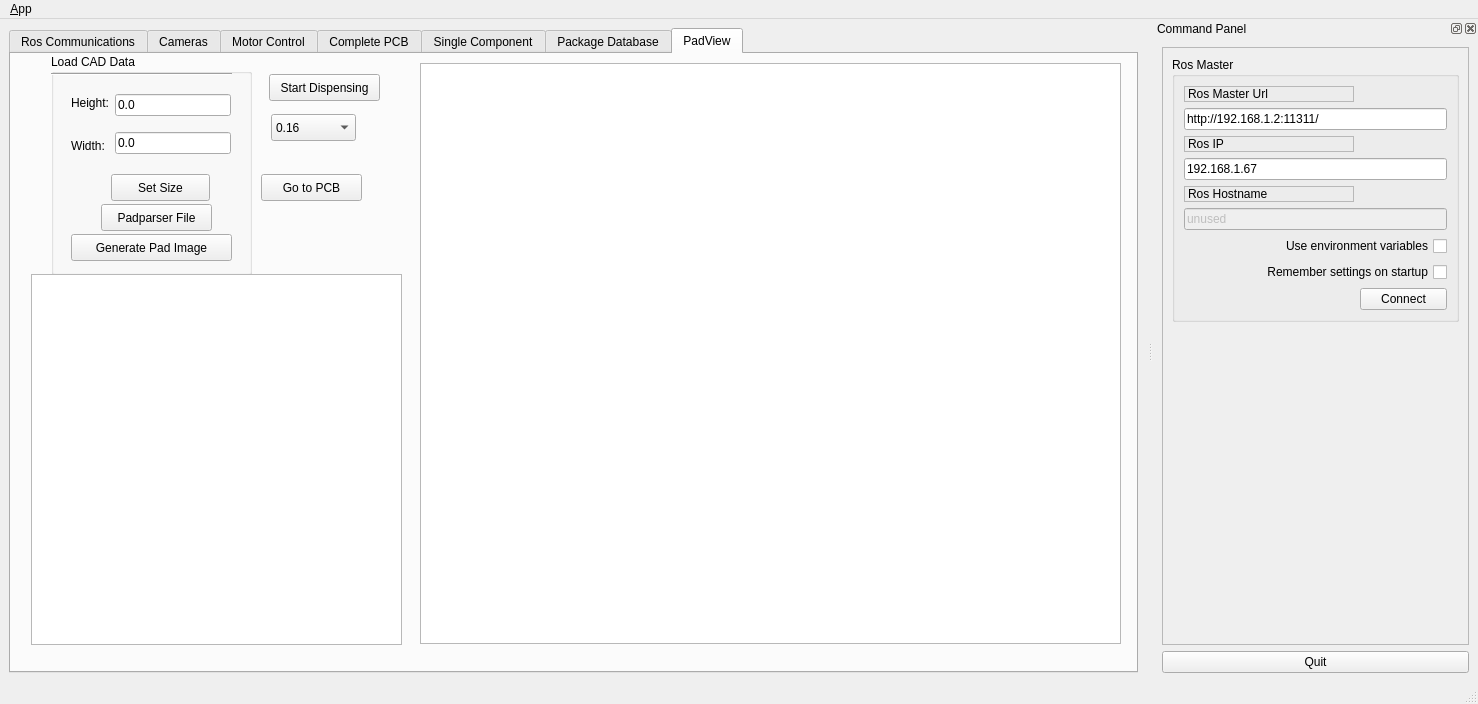
This is pap_gui/ui/main_window.ui in JohanVer/PAP2015 as Qt 5 draws it before an edit. The edited form follows.
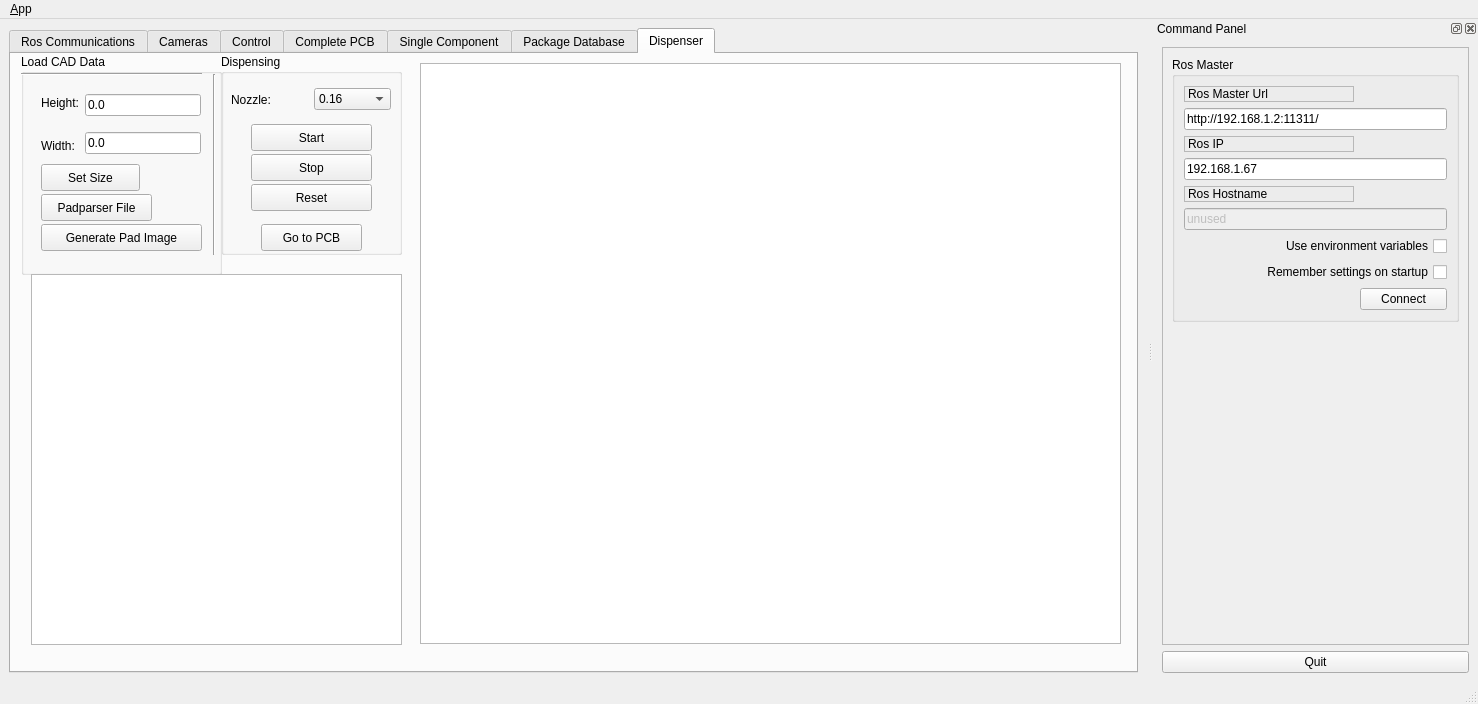
This is the edited form. The open tabs and pages were chosen to show the change. Icons and pictures are not drawn. Custom widgets are drawn as their Qt base class.

Commit message: added exclude function for pads, pause and stop buttons

```diff
--- a/pap_gui/ui/main_window.ui
+++ b/pap_gui/ui/main_window.ui
@@ -653,7 +653,7 @@
       </widget>
       <widget class="QWidget" name="tab_2">
        <attribute name="title">
-        <string>Motor Control</string>
+        <string>Control</string>
        </attribute>
        <widget class="QWidget" name="horizontalLayoutWidget_2">
         <property name="geometry">
@@ -3898,12 +3898,12 @@
       </widget>
       <widget class="QWidget" name="tab_5">
        <attribute name="title">
-        <string>PadView</string>
+        <string>Dispenser</string>
        </attribute>
        <widget class="QGroupBox" name="groupBox_17">
         <property name="geometry">
          <rect>
-          <x>40</x>
+          <x>10</x>
           <y>0</y>
           <width>201</width>
           <height>221</height>
@@ -3963,8 +3963,8 @@
         <widget class="QPushButton" name="padViewSetSize_button">
          <property name="geometry">
           <rect>
-           <x>60</x>
-           <y>120</y>
+           <x>20</x>
+           <y>110</y>
            <width>99</width>
            <height>27</height>
           </rect>
@@ -3989,8 +3989,8 @@
         <widget class="QPushButton" name="inputPad_Button">
          <property name="geometry">
           <rect>
-           <x>50</x>
-           <y>150</y>
+           <x>20</x>
+           <y>140</y>
            <width>111</width>
            <height>27</height>
           </rect>
@@ -4003,7 +4003,7 @@
          <property name="geometry">
           <rect>
            <x>20</x>
-           <y>180</y>
+           <y>170</y>
            <width>161</width>
            <height>27</height>
           </rect>
@@ -4033,28 +4033,76 @@
          </rect>
         </property>
        </widget>
+       <widget class="Line" name="line_28">
+        <property name="geometry">
+         <rect>
+          <x>193</x>
+          <y>20</y>
+          <width>20</width>
+          <height>181</height>
+         </rect>
+        </property>
+        <property name="orientation">
+         <enum>Qt::Vertical</enum>
+        </property>
+       </widget>
+       <widget class="QGroupBox" name="groupBox_22">
+        <property name="geometry">
+         <rect>
+          <x>210</x>
+          <y>0</y>
+          <width>181</width>
+          <height>201</height>
+         </rect>
+        </property>
+        <property name="title">
+         <string>Dispensing</string>
+        </property>
        <widget class="QPushButton" name="startDispense_button">
         <property name="geometry">
          <rect>
-          <x>258</x>
-          <y>20</y>
-          <width>111</width>
+           <x>30</x>
+           <y>70</y>
+           <width>121</width>
           <height>27</height>
          </rect>
         </property>
         <property name="text">
-         <string>Start Dispensing</string>
-        </property>
-       </widget>
+          <string>Start</string>
+         </property>
+        </widget>
+        <widget class="QPushButton" name="goToPCBButton">
+         <property name="geometry">
+          <rect>
+           <x>40</x>
+           <y>170</y>
+           <width>101</width>
+           <height>27</height>
+          </rect>
+         </property>
+         <property name="text">
+          <string>Go to PCB</string>
+         </property>
+        </widget>
+        <widget class="QWidget" name="horizontalLayoutWidget_11">
+         <property name="geometry">
+          <rect>
+           <x>10</x>
+           <y>30</y>
+           <width>160</width>
+           <height>31</height>
+          </rect>
+         </property>
+         <layout class="QHBoxLayout" name="horizontalLayout_15">
+          <item>
+           <widget class="QLabel" name="label_23">
+            <property name="text">
+             <string>Nozzle:</string>
+            </property>
+           </widget>
+          </item>
+          <item>
        <widget class="QComboBox" name="nozzleDispCombo">
-        <property name="geometry">
-         <rect>
-          <x>260</x>
-          <y>60</y>
-          <width>85</width>
-          <height>27</height>
-         </rect>
-        </property>
         <item>
          <property name="text">
           <string>0.16</string>
@@ -4081,18 +4129,35 @@
          </property>
         </item>
        </widget>
-       <widget class="QPushButton" name="goToPCBButton">
+          </item>
+         </layout>
+        </widget>
+        <widget class="QPushButton" name="stopDispense_button">
         <property name="geometry">
          <rect>
-          <x>250</x>
-          <y>120</y>
-          <width>101</width>
+           <x>30</x>
+           <y>100</y>
+           <width>121</width>
           <height>27</height>
          </rect>
         </property>
         <property name="text">
-         <string>Go to PCB</string>
-        </property>
+          <string>Stop</string>
+         </property>
+        </widget>
+        <widget class="QPushButton" name="resetDispense_button">
+         <property name="geometry">
+          <rect>
+           <x>30</x>
+           <y>130</y>
+           <width>121</width>
+           <height>27</height>
+          </rect>
+         </property>
+         <property name="text">
+          <string>Reset</string>
+         </property>
+        </widget>
        </widget>
       </widget>
      </widget>
```
Left out of the diff: 2 changed lines with no effect on the pictures. Lines whose indentation alone changed are shown as unchanged. The commit also changes 9 other files.
